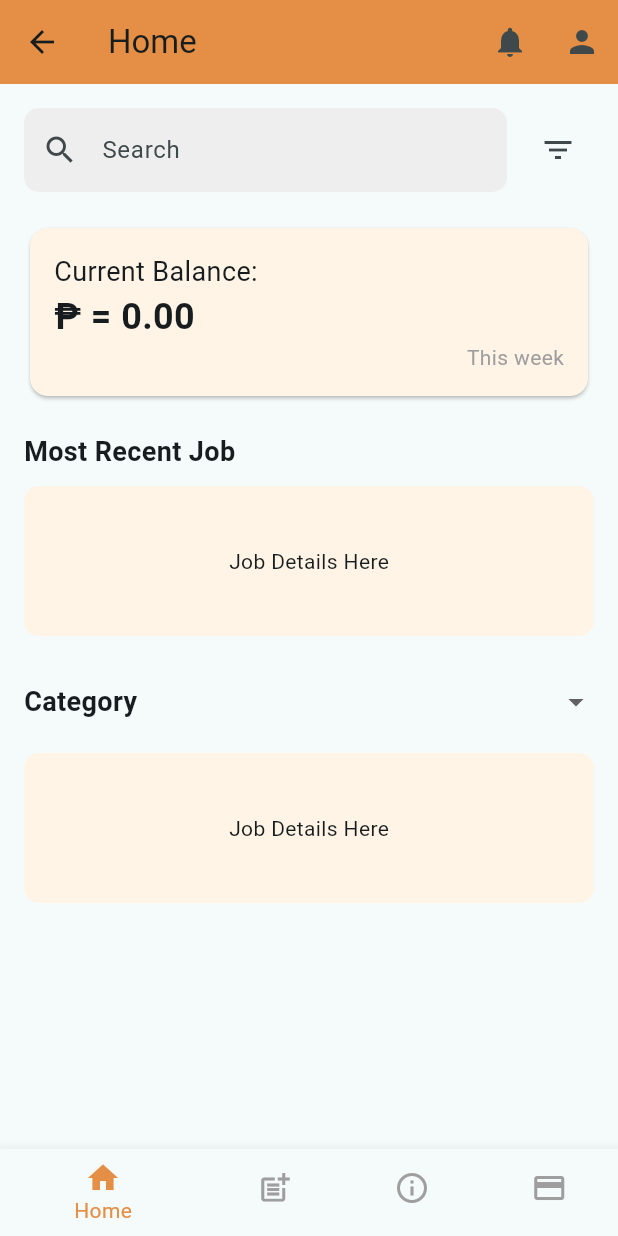
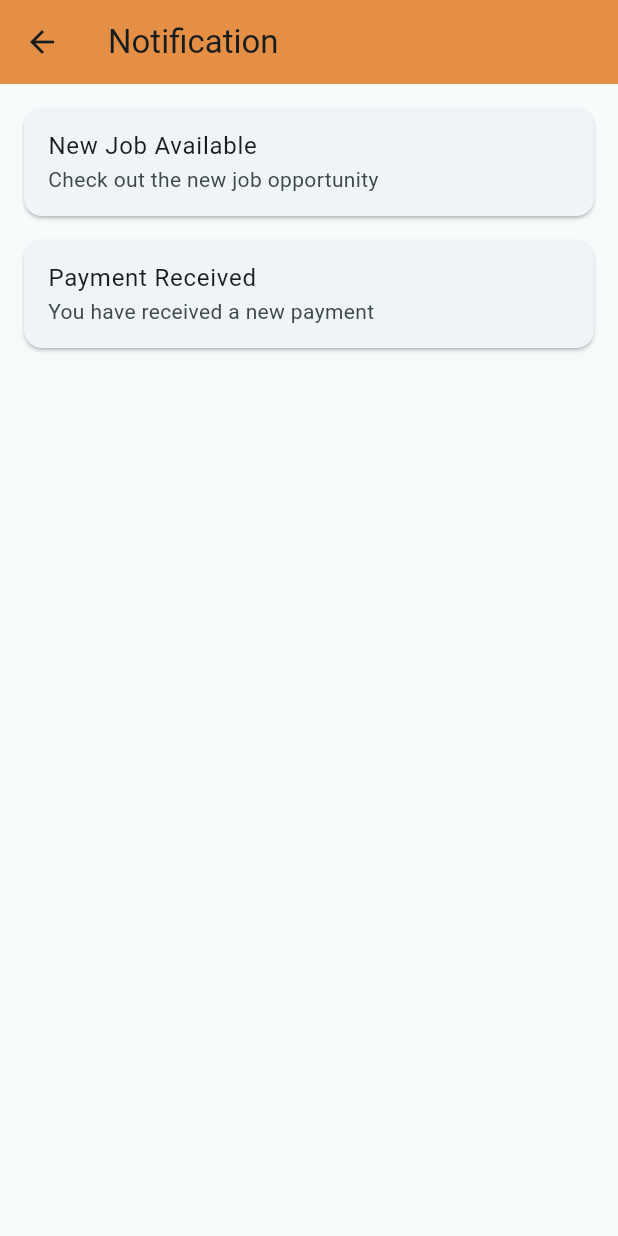
Before and after one commit to MarkCristian-Salas/Flutter-Project, a Flutter app: the HomePage screen opened directly, after a tap on the "notifications" icon, on a phone screen of 412 x 824 dp. Run offline on Flutter 3.47's test engine with Material 3 defaults, Android fonts, the phone set to English and light mode, and no system bars; our stand-ins replace get, get_storage, google_fonts; accounts and stored records are empty.

Commit message:
Adding notificaton page and modifying navbar background

```diff
--- a/lib/main.dart
+++ b/lib/main.dart
@@ -1,7 +1,6 @@
 import 'package:flutter/material.dart';
 import 'package:get/get.dart';
 import 'package:login/screens/splash_screen.dart';
-//import 'package:login/views/login_page.dart';
 
 void main() {
   runApp(const MyApp());
--- a/lib/views/home.dart
+++ b/lib/views/home.dart
@@ -1,5 +1,6 @@
 import 'package:flutter/material.dart';
 import 'profile_page.dart'; // Import the profile page
+import 'notif_page.dart';
 
 class HomePage extends StatelessWidget {
   @override
@@ -11,7 +12,13 @@ class HomePage extends StatelessWidget {
         actions: [
           IconButton(
             icon: Icon(Icons.notifications),
-            onPressed: () {},
+            onPressed: () {
+              // Navigate to NotificationPage when the notification icon is pressed
+              Navigator.push(
+                context,
+                MaterialPageRoute(builder: (context) => NotificationPage()),
+              );
+            },
           ),
           IconButton(
             icon: Icon(Icons.person),
@@ -47,6 +54,8 @@ class HomePage extends StatelessWidget {
         ),
       ),
       bottomNavigationBar: BottomNavigationBar(
+        type: BottomNavigationBarType.fixed,
+        backgroundColor: const Color(0xFFE48F45),
         currentIndex: 0,
         items: [
           BottomNavigationBarItem(
@@ -66,9 +75,8 @@ class HomePage extends StatelessWidget {
             label: 'Payment',
           ),
         ],
-        selectedItemColor:
-            Color(0xFFE48F45), // Bottom nav bar selected item color
-        unselectedItemColor: Colors.grey,
+        selectedItemColor: Colors.black, // Bottom nav bar selected item color
+        unselectedItemColor: Colors.white,
       ),
     );
   }
--- /dev/null
+++ b/lib/views/notif_page.dart
@@ -0,0 +1,110 @@
+import 'package:flutter/material.dart';
+import 'package:flutter/widgets.dart';
+
+
+class NotificationPage extends StatelessWidget {
+  @override
+  Widget build(BuildContext context) {
+    return Scaffold(
+      appBar: AppBar(
+        leading: IconButton(
+          icon: Icon(Icons.arrow_back),
+          onPressed: () {
+            Navigator.pop(context);
+          },
+        ),
+        title: Text('Notification'),
+        backgroundColor: Color(0xFFE48F45),
+      ),
+      body: ListView.builder(
+        padding: const EdgeInsets.all(16.0),
+        itemCount: notifications.length,
+        itemBuilder: (context, index) {
+          return Card(
+            margin: EdgeInsets.only(bottom: 16.0),
+            child: ListTile(
+              title: Text(notifications[index].title),
+              subtitle: Text(notifications[index].subtitle),
+              onTap: () {
+                _showNotificationDialog(context, notifications[index]);
+              },
+            ),
+          );
+        },
+      ),
+    );
+  }
+
+  void _showNotificationDialog(
+      BuildContext context, NotificationItem notification) {
+    showDialog(
+      context: context,
+      builder: (BuildContext context) {
+        return AlertDialog(
+          title: Text(notification.title),
+          content: Text(notification.message),
+          actions: <Widget>[
+            TextButton(
+              child: Text('Proceed'),
+              onPressed: () {
+                Navigator.of(context).pop(); // Close the dialog
+                // Navigate to another page
+                Navigator.push(
+                  context,
+                  MaterialPageRoute(builder: (context) => AnotherPage()),
+                );
+              },
+            ),
+            TextButton(
+              child: Text('Close'),
+              onPressed: () {
+                Navigator.of(context).pop(); // Close the dialog
+              },
+            ),
+          ],
+        );
+      },
+    );
+  }
+}
+
+class NotificationItem {
+  final String title;
+  final String subtitle;
+  final String message;
+
+  NotificationItem({
+    required this.title,
+    required this.subtitle,
+    required this.message,
+  });
+}
+
+List<NotificationItem> notifications = [
+  NotificationItem(
+    title: 'New Job Available',
+    subtitle: 'Check out the new job opportunity',
+    message:
+        'A new job in your preferred category has been posted. Check it out now!',
+  ),
+  NotificationItem(
+    title: 'Payment Received',
+    subtitle: 'You have received a new payment',
+    message: 'You have received a payment of ₱500.00. Check your balance now!',
+  ),
+  // Add more notifications here...
+];
+
+class AnotherPage extends StatelessWidget {
+  @override
+  Widget build(BuildContext context) {
+    return Scaffold(
+      appBar: AppBar(
+        title: Text('Another Page'),
+      ),
+      body: Center(
+        child: Text('This is another page'),
+      ),
+    );
+  }
+}
```
